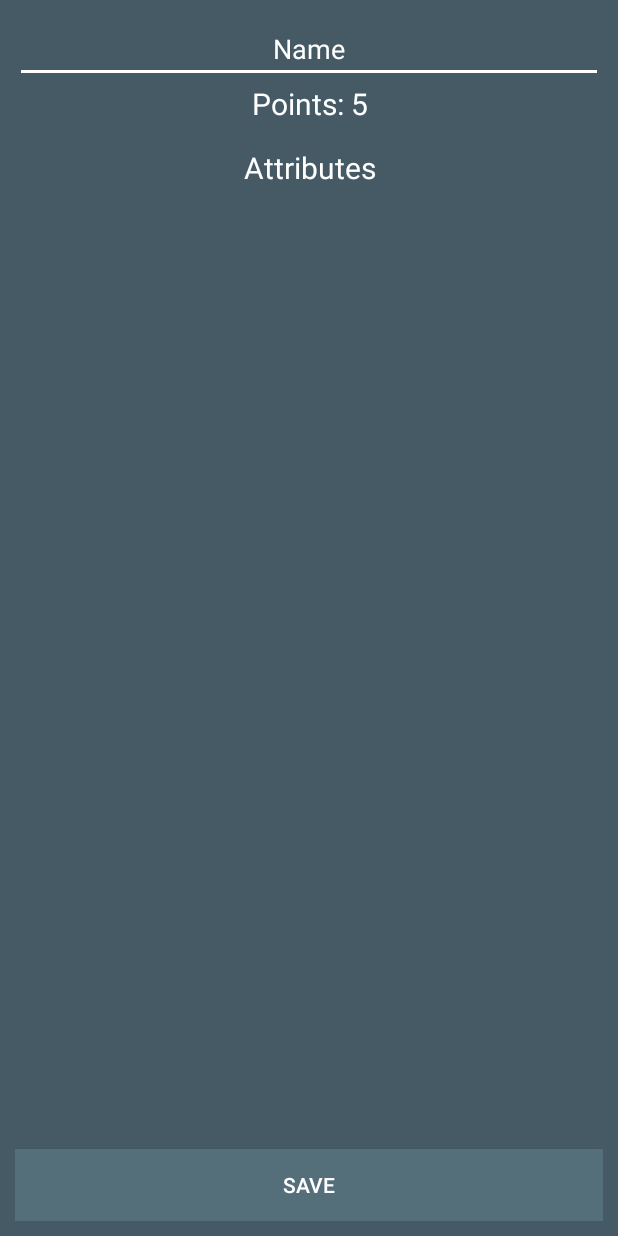
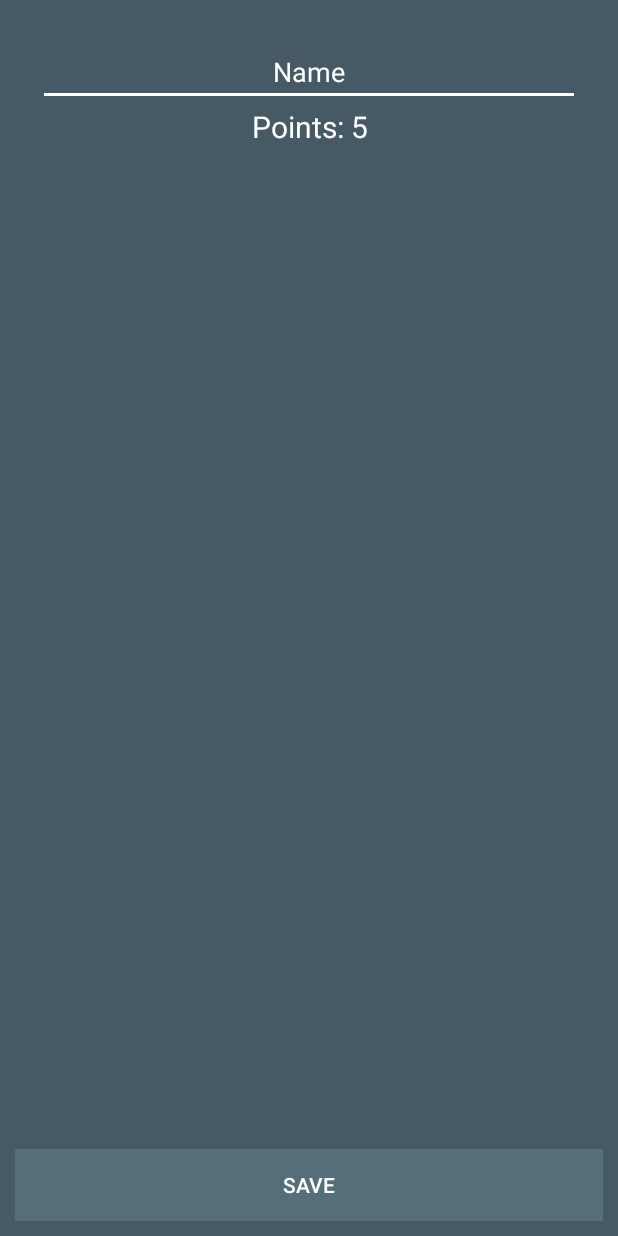
Before and after one commit to OleksandrDemian/SpaceJoystick, an Android app: the layout ship_fragment.xml on its own in the app's theme, with its tools: preview values and no code run, on a phone screen of 412 x 824 dp. Run offline under Robolectric (Android 15) with nearby library versions, the phone set to English and light mode, and no system bars.

Commit message:
GUI, player's data
Upgraded ship's customization GUI(still bad), at the end of the match,
increase player's points

```diff
--- a/app/src/main/java/com/example/oleksandr/spacejoystick/Client.java
+++ b/app/src/main/java/com/example/oleksandr/spacejoystick/Client.java
@@ -22,6 +22,7 @@ public class Client extends Thread {
             socket = new Socket(ip, port);
             writer = new PrintWriter(socket.getOutputStream());
             reader = new BufferedReader(new InputStreamReader(socket.getInputStream()));
+            start();
         } catch (IOException e) {
             e.printStackTrace();
         }
@@ -35,6 +36,7 @@ public class Client extends Thread {
         while (true){
             try {
                 String message = reader.readLine();
+                System.out.println("Receive: " + message);
                 if(clientListener != null){
                     clientListener.onMessageReceived(message);
                 }
--- a/app/src/main/res/layout/ship_fragment.xml
+++ b/app/src/main/res/layout/ship_fragment.xml
@@ -9,18 +9,6 @@
         android:layout_width="match_parent"
         android:layout_height="match_parent"
         android:layout_weight="1">
-
-        <EditText
-            android:layout_width="wrap_content"
-            android:layout_height="wrap_content"
-            android:inputType="textPersonName"
-            android:text="Name"
-            android:ems="10"
-            android:id="@+id/txtName"
-            android:textAlignment="center"
-            android:textColor="@color/colorAccent"
-            android:layout_alignParentEnd="true"
-            android:layout_alignParentStart="true" />
 
         <Button
             android:text="Save"
@@ -37,9 +25,9 @@
         <RelativeLayout
             android:layout_width="match_parent"
             android:layout_height="match_parent"
-            android:layout_below="@+id/txtName"
             android:layout_alignParentStart="true"
-            android:layout_above="@+id/btnSavePlayer">
+            android:layout_above="@+id/btnSavePlayer"
+            android:layout_alignParentTop="true">
 
             <ScrollView
                 android:layout_width="match_parent"
@@ -55,14 +43,28 @@
                     android:id="@+id/shipAttributesLayout"
                     android:padding="15sp">
 
-                    <TextView
-                        android:text="Attributes"
+                    <EditText
                         android:layout_width="match_parent"
                         android:layout_height="wrap_content"
-                        android:id="@+id/textView"
+                        android:inputType="textPersonName"
+                        android:text="Name"
+                        android:ems="10"
+                        android:id="@+id/txtName"
+                        android:textAlignment="center"
+                        android:textColor="@color/colorAccent"
+                        android:layout_alignParentEnd="true"
+                        android:layout_alignParentStart="true" />
+
+                    <TextView
+                        android:text="Points: 5"
+                        android:layout_width="match_parent"
+                        android:layout_height="wrap_content"
+                        android:id="@+id/txtPoints"
+                        android:layout_alignParentEnd="true"
+                        android:layout_alignParentStart="true"
+                        android:textColor="@color/colorAccent"
                         android:textSize="20sp"
-                        android:textAlignment="center"
-                        android:textColor="@color/colorAccent" />
+                        android:textAlignment="center" />
 
                     <Spinner
                         android:layout_width="match_parent"
@@ -70,20 +72,10 @@
                         android:id="@+id/abilitySpinner"
                         android:background="@color/background"
                         android:popupBackground="@color/background"
-                        android:padding="20sp" />
+                        android:paddingTop="10sp"
+                        android:paddingBottom="10sp" />
                 </LinearLayout>
             </ScrollView>
-
-            <TextView
-                android:text="Points: 5"
-                android:layout_width="wrap_content"
-                android:layout_height="wrap_content"
-                android:id="@+id/txtPoints"
-                android:layout_alignParentEnd="true"
-                android:layout_alignParentStart="true"
-                android:textColor="@color/colorAccent"
-                android:textSize="20sp"
-                android:textAlignment="center" />
 
         </RelativeLayout>
 
--- a/app/src/main/res/layout/spinner_item.xml
+++ b/app/src/main/res/layout/spinner_item.xml
@@ -6,6 +6,6 @@
     android:textSize="20sp"
     android:background="@color/background"
     android:text="ciao"
-    android:padding="20sp">
+    android:padding="10sp">
 
 </TextView>
```
Also changed, not shown: app/src/main/java/com/example/oleksandr/spacejoystick/MainActivity.java (+11 -6 lines), app/src/main/java/com/example/oleksandr/spacejoystick/PlayerData.java (+17 -4 lines), app/src/main/java/com/example/oleksandr/spacejoystick/ShipScreen.java (+10 -5 lines), app/src/main/res/layout/ship_skin_choser.xml (+7 -6 lines).
